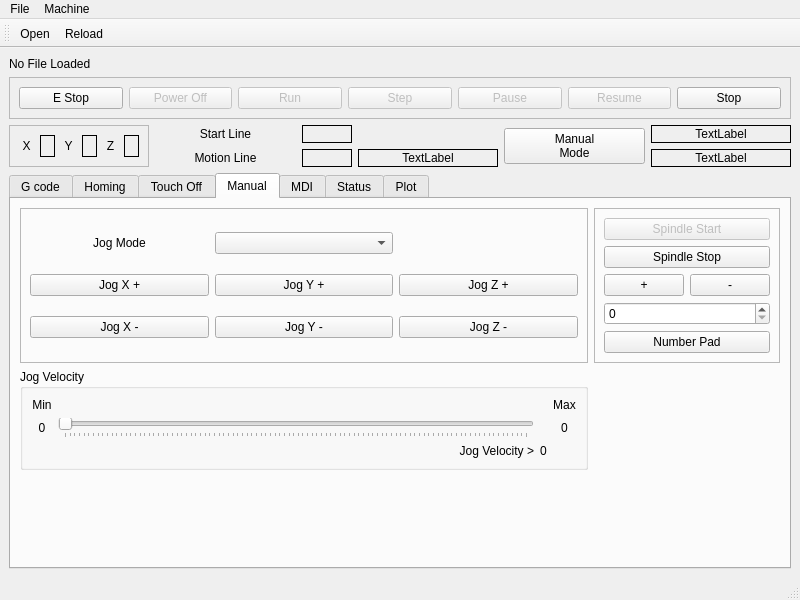
tlight9/jet, file jet/src/jet.ui: the form before one commit.
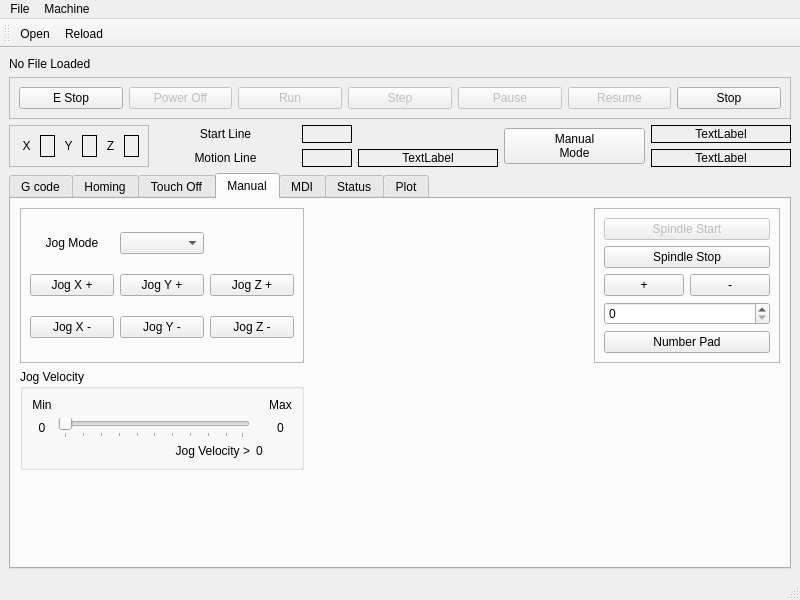
The form after the commit. The open tabs and pages were chosen to show the change.

Commit message: rename touch off push buttons

Patch:
```diff
--- a/jet/src/jet.ui
+++ b/jet/src/jet.ui
@@ -432,14 +432,14 @@
           </property>
           <layout class="QGridLayout" name="gridLayout_12">
            <item row="1" column="0">
-            <widget class="QPushButton" name="y_touchoff_pb">
+            <widget class="QPushButton" name="touchoff_pb_y">
              <property name="text">
               <string>Touch Off Y</string>
              </property>
             </widget>
            </item>
            <item row="0" column="0">
-            <widget class="QPushButton" name="x_touchoff_pb">
+            <widget class="QPushButton" name="touchoff_pb_x">
              <property name="text">
               <string>Touch Off X</string>
              </property>
@@ -478,7 +478,7 @@
             </widget>
            </item>
            <item row="2" column="0">
-            <widget class="QPushButton" name="z_touchoff_pb">
+            <widget class="QPushButton" name="touchoff_pb_z">
              <property name="text">
               <string>Touch Off Z</string>
              </property>
@@ -585,7 +585,7 @@
         <string>Manual</string>
        </attribute>
        <layout class="QGridLayout" name="gridLayout_8">
-        <item row="0" column="1">
+        <item row="0" column="2">
          <widget class="QFrame" name="frame_6">
           <property name="frameShape">
            <enum>QFrame::StyledPanel</enum>
@@ -804,6 +804,19 @@
           </layout>
          </widget>
         </item>
+        <item row="0" column="1">
+         <spacer name="horizontalSpacer_3">
+          <property name="orientation">
+           <enum>Qt::Horizontal</enum>
+          </property>
+          <property name="sizeHint" stdset="0">
+           <size>
+            <width>40</width>
+            <height>20</height>
+           </size>
+          </property>
+         </spacer>
+        </item>
        </layout>
       </widget>
       <widget class="QWidget" name="mdi_tab">
```
